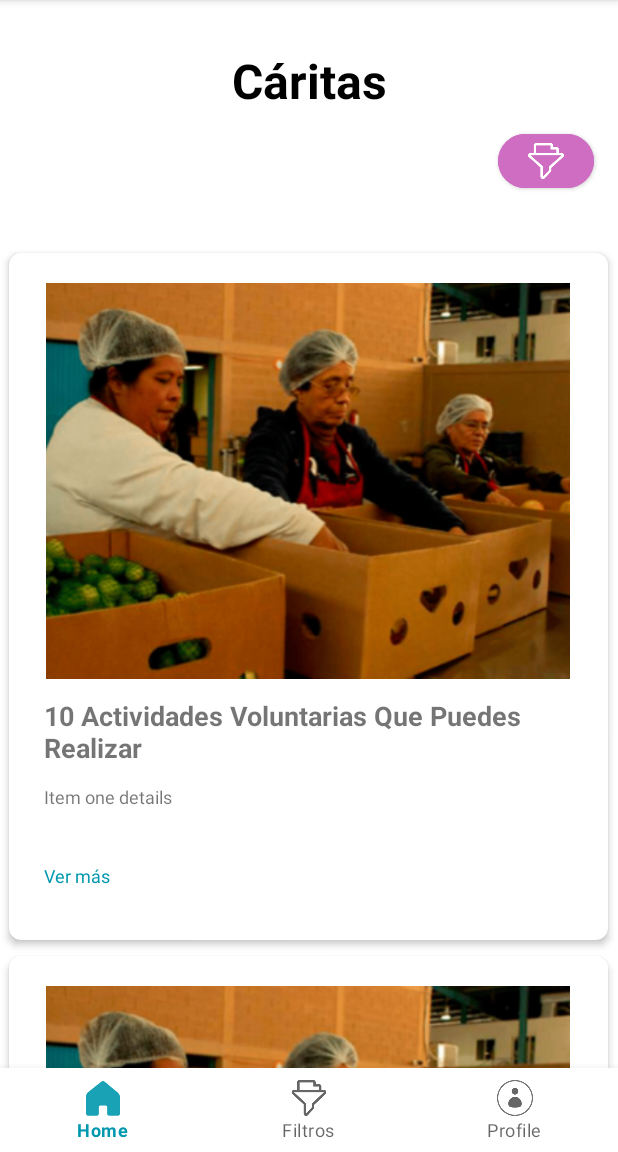
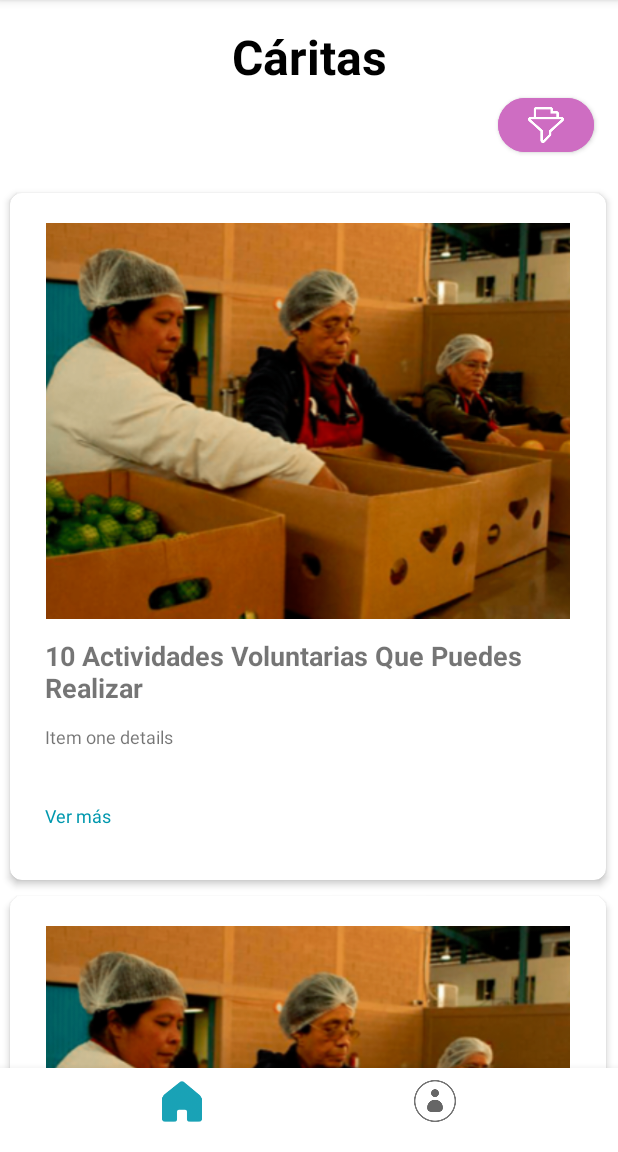
Before and after one commit to fdoddoli/Caritas_Android_App, an Android app: the screen it shows after launch (MainActivity), on a phone screen of 412 x 824 dp, the part 84-1236 px from its top. Run offline under Robolectric (Android 15) with nearby library versions, the phone set to English and light mode, and no system bars.

Commit message:
menu and caritas title

```diff
--- a/CaritasReto/app/src/main/res/layout/activity_main.xml
+++ b/CaritasReto/app/src/main/res/layout/activity_main.xml
@@ -7,15 +7,15 @@
     tools:context=".controller.MainActivity">
 
     <com.google.android.material.bottomnavigation.BottomNavigationView
+        android:id="@+id/bottom_nav"
         android:layout_width="match_parent"
         android:layout_height="wrap_content"
+        android:background="@color/blanco"
+        app:itemIconSize="28dp"
         app:layout_constraintBottom_toBottomOf="parent"
         app:layout_constraintLeft_toLeftOf="parent"
         app:layout_constraintRight_toRightOf="parent"
-        android:background="@color/blanco"
-        app:menu="@menu/menu"
-        android:id="@+id/bottom_nav"
-        />
+        app:menu="@menu/menu" />
 
     <FrameLayout
         android:id="@+id/fragment_container"
--- a/CaritasReto/app/src/main/res/layout/fragment_home.xml
+++ b/CaritasReto/app/src/main/res/layout/fragment_home.xml
@@ -8,9 +8,9 @@
 
     <androidx.recyclerview.widget.RecyclerView
         android:id="@+id/recyclerView"
-        android:layout_width="410dp"
-        android:layout_height="568dp"
-        android:layout_marginTop="32dp"
+        android:layout_width="408dp"
+        android:layout_height="596dp"
+        android:layout_marginTop="16dp"
         app:layout_constraintEnd_toEndOf="parent"
         app:layout_constraintHorizontal_bias="0.4"
         app:layout_constraintStart_toStartOf="parent"
@@ -22,7 +22,7 @@
         android:id="@+id/textView3"
         android:layout_width="wrap_content"
         android:layout_height="wrap_content"
-        android:layout_marginTop="32dp"
+        android:layout_marginTop="16dp"
         android:text="Cáritas"
         android:textAlignment="center"
         android:textColor="@color/negro"
@@ -36,7 +36,6 @@
         android:id="@+id/filter_btn"
         android:layout_width="64dp"
         android:layout_height="48dp"
-        android:layout_marginTop="8dp"
         android:layout_marginEnd="16dp"
         android:backgroundTint="@color/morado"
         android:paddingLeft="20dp"
--- a/CaritasReto/app/src/main/res/menu/menu.xml
+++ b/CaritasReto/app/src/main/res/menu/menu.xml
@@ -2,15 +2,8 @@
 <menu xmlns:android="http://schemas.android.com/apk/res/android">
     <item
         android:id="@+id/home"
-        android:icon="@drawable/home"
-        android:title="Home"
-        />
-    <item
-        android:id="@+id/filtros"
-        android:icon="@drawable/filter_icon"
-        android:title="Filtros"/>
+        android:icon="@drawable/home" />
     <item
         android:id="@+id/profile"
-        android:icon="@drawable/account_settings"
-        android:title="Profile"/>
+        android:icon="@drawable/account_settings" />
 </menu>
```
